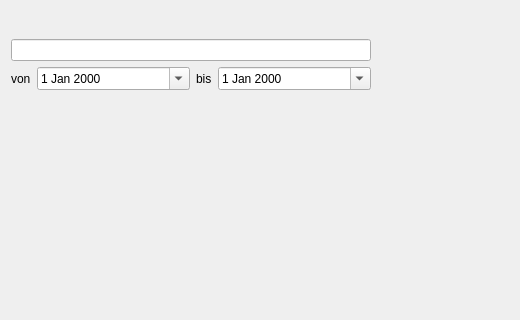
The window that ui/reports/aufwandDetailsProTag.ui (flurl/lagerManager) describes before a commit, drawn with Qt 5; both pictures show x 0 to 520 and y 0 to 320 of the 747 by 519 pixel window.
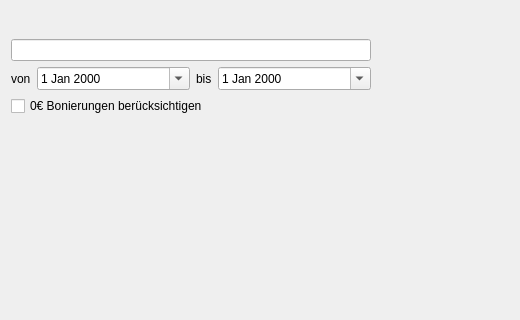
The same window after the commit. Custom widgets are drawn as their Qt base class.

Commit message: beim aufwandbonierungen dialog können jetzt auch 0€ bonierungen berücksichtigt werden

Diff of the .ui file:
```diff
--- a/ui/reports/aufwandDetailsProTag.ui
+++ b/ui/reports/aufwandDetailsProTag.ui
@@ -96,6 +96,17 @@
          </item>
         </layout>
        </item>
+       <item>
+        <layout class="QHBoxLayout" name="horizontalLayout_4">
+         <item>
+          <widget class="QCheckBox" name="checkBox_zeroBonierungen">
+           <property name="text">
+            <string>0€ Bonierungen berücksichtigen</string>
+           </property>
+          </widget>
+         </item>
+        </layout>
+       </item>
        <item>
         <spacer name="verticalSpacer">
          <property name="orientation">
```
The commit also changes 2 other files.
